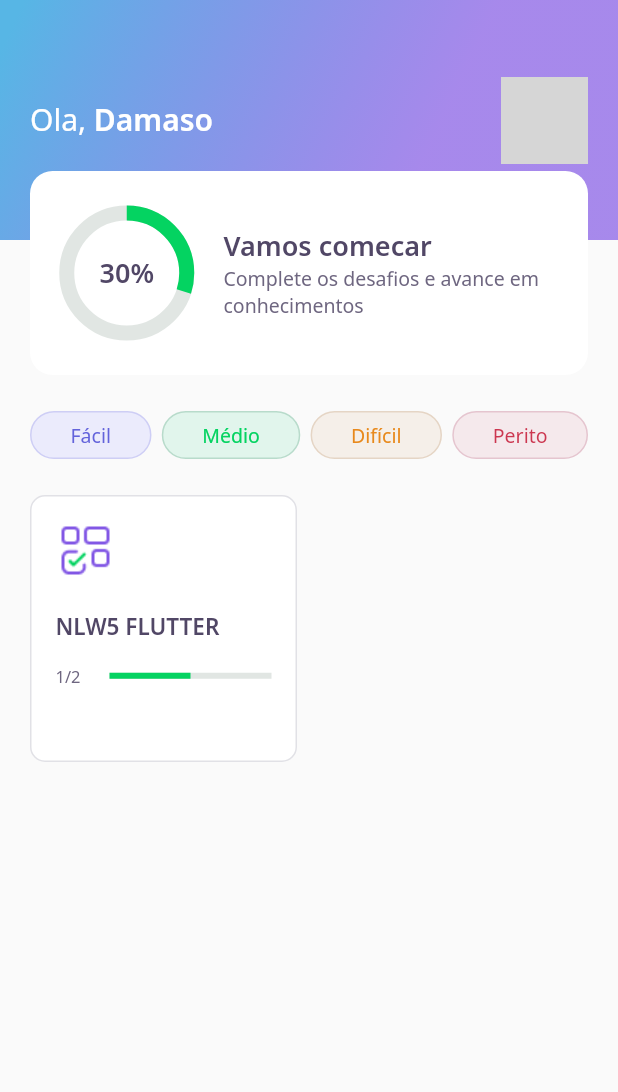
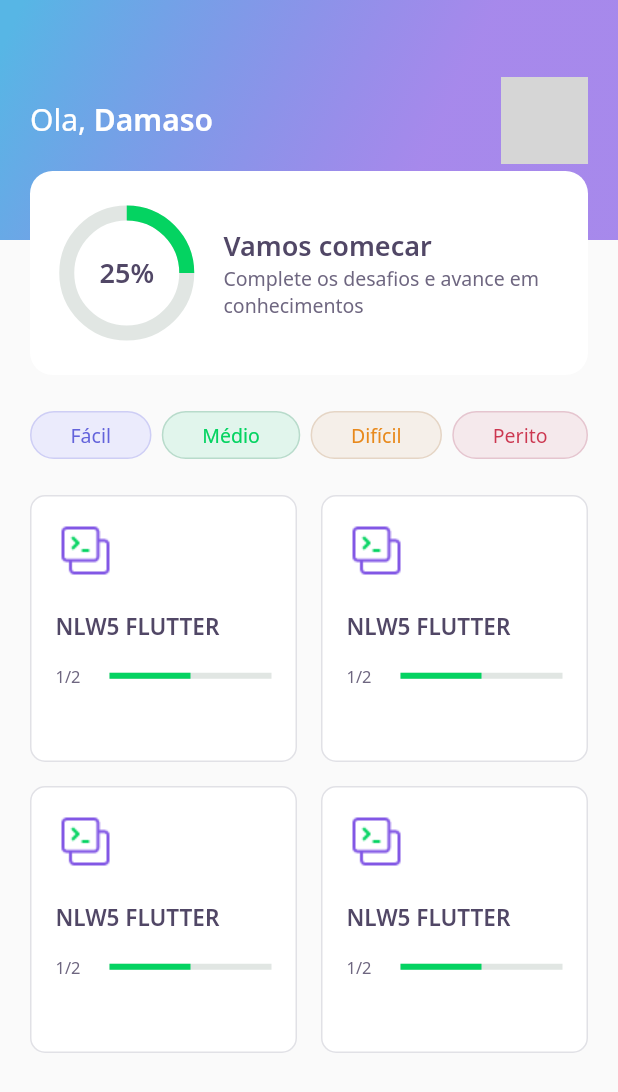
Before and after one commit to juniopereirab/DevQuiz, a Flutter app: the ResultPage screen opened directly with empty values, after a tap on "Voltar ao inicio", on a phone screen of 412 x 824 dp. Shown: the top 1092 px of the screen. Run offline on Flutter 3.47's test engine with Material 2 defaults, Android fonts, the phone set to English and light mode, and no system bars; our stand-ins replace google_fonts, share_plus; accounts and stored records are empty; network calls fail; grey boxes are pictures that could not be loaded.

Commit message:
Finish NLW 5 Flutter

```diff
--- a/devquiz/assets/database/user.json
+++ b/devquiz/assets/database/user.json
@@ -1,5 +1,5 @@
 {
     "name": "Damaso",
-    "score": 30,
+    "score": 75,
     "photoUrl": "https://avatars.githubusercontent.com/u/17153869?v=4"
 }
--- a/devquiz/lib/home/home_page.dart
+++ b/devquiz/lib/home/home_page.dart
@@ -71,6 +71,7 @@ class _HomePageState extends State<HomePage> {
                         .map(
                           (quiz) => QuizCardWidget(
                             title: quiz.title,
+                            image: AppImages.data,
                             completed:
                                 "${quiz.questionsAnswered}/${quiz.questions.length}",
                             percent:
--- a/devquiz/lib/home/widgets/appbar/appbar_widget.dart
+++ b/devquiz/lib/home/widgets/appbar/appbar_widget.dart
@@ -49,7 +49,9 @@ class AppBarWidget extends PreferredSize {
                 ),
                 Align(
                   alignment: Alignment(0.0, 1.0),
-                  child: ScoreCardWidget(score: user.score),
+                  child: ScoreCardWidget(
+                    percent: user.score / 100,
+                  ),
                 )
               ],
             ),
--- a/devquiz/lib/home/widgets/chart/chart_widget.dart
+++ b/devquiz/lib/home/widgets/chart/chart_widget.dart
@@ -1,16 +1,44 @@
 import 'package:devquiz/core/core.dart';
 import 'package:flutter/material.dart';
 
-class ChartWidget extends StatelessWidget {
-  final int score;
+class ChartWidget extends StatefulWidget {
+  final double percent;
 
-  const ChartWidget({Key? key, required this.score}) : super(key: key);
+  const ChartWidget({
+    Key? key,
+    required this.percent,
+  }) : super(key: key);
+
+  @override
+  _ChartWidgetState createState() => _ChartWidgetState();
+}
+
+class _ChartWidgetState extends State<ChartWidget>
+    with SingleTickerProviderStateMixin {
+  late AnimationController _controller;
+  late Animation<double> _animation;
+
+  void _initAnimation() {
+    _controller =
+        AnimationController(vsync: this, duration: Duration(seconds: 3));
+    _animation = Tween(begin: 0.0, end: widget.percent).animate(_controller);
+    _controller.forward();
+  }
+
+  @override
+  void initState() {
+    _initAnimation();
+    super.initState();
+  }
+
   @override
   Widget build(BuildContext context) {
     return Container(
         width: 80,
         height: 80,
-      child: Stack(
+        child: AnimatedBuilder(
+          animation: _animation,
+          builder: (context, _) => Stack(
             children: [
               Center(
                 child: Container(
@@ -18,7 +46,7 @@ class ChartWidget extends StatelessWidget {
                   height: 80,
                   child: CircularProgressIndicator(
                     strokeWidth: 10,
-                value: score / 100,
+                    value: _animation.value,
                     backgroundColor: AppColors.chartSecondary,
                     valueColor:
                         AlwaysStoppedAnimation<Color>(AppColors.chartPrimary),
@@ -27,12 +55,12 @@ class ChartWidget extends StatelessWidget {
               ),
               Center(
                 child: Text(
-              "$score%",
+                  "${(_animation.value * 100).toInt()}%",
                   style: AppTextStyles.heading,
                 ),
               )
             ],
           ),
-    );
+        ));
   }
 }
--- a/devquiz/lib/home/widgets/quiz_card/quiz_card_widget.dart
+++ b/devquiz/lib/home/widgets/quiz_card/quiz_card_widget.dart
@@ -7,6 +7,7 @@ class QuizCardWidget extends StatelessWidget {
   final String completed;
   final double percent;
   final VoidCallback onTap;
+  final String image;
 
   const QuizCardWidget({
     Key? key,
@@ -14,6 +15,7 @@ class QuizCardWidget extends StatelessWidget {
     required this.completed,
     required this.percent,
     required this.onTap,
+    required this.image,
   }) : super(key: key);
 
   @override
@@ -37,7 +39,7 @@ class QuizCardWidget extends StatelessWidget {
             Container(
               height: 40,
               width: 40,
-              child: Image.asset(AppImages.blocks),
+              child: Image.asset(image),
             ),
             SizedBox(
               height: 20,
--- a/devquiz/lib/home/widgets/score_card/score_card_widget.dart
+++ b/devquiz/lib/home/widgets/score_card/score_card_widget.dart
@@ -3,9 +3,9 @@ import 'package:devquiz/home/widgets/chart/chart_widget.dart';
 import 'package:flutter/material.dart';
 
 class ScoreCardWidget extends StatelessWidget {
-  final int score;
+  final double percent;
 
-  const ScoreCardWidget({Key? key, required this.score}) : super(key: key);
+  const ScoreCardWidget({Key? key, required this.percent}) : super(key: key);
 
   @override
   Widget build(BuildContext context) {
@@ -24,7 +24,9 @@ class ScoreCardWidget extends StatelessWidget {
             children: [
               Expanded(
                 flex: 1,
-                child: ChartWidget(score: score),
+                child: ChartWidget(
+                  percent: percent,
+                ),
               ),
               Expanded(
                 flex: 3,
```
Also changed, not shown: devquiz/assets/database/quiz.json (+132 -0 lines). Lines whose indentation alone changed are shown as unchanged.
